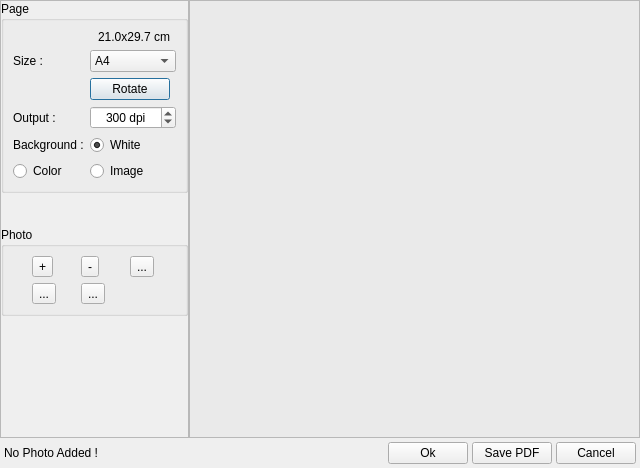
Above: src/collage_dialog.ui from ksharindam/photoquick before the change. Below: the same form after it.
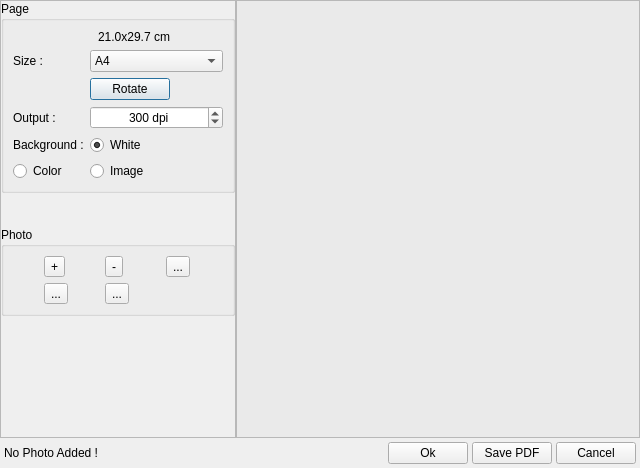
That is the form after the change. Icons and pictures are not drawn.

Commit message: fix deprecated enum in collage-dialog.ui

Patch:
```diff
--- a/src/collage_dialog.ui
+++ b/src/collage_dialog.ui
@@ -80,7 +80,7 @@
          <item row="1" column="1" colspan="2">
           <widget class="QComboBox" name="pageSizeCombo">
            <property name="sizeAdjustPolicy">
-            <enum>QComboBox::AdjustToMinimumContentsLength</enum>
+            <enum>QComboBox::AdjustToContents</enum>
            </property>
            <item>
             <property name="text">
@@ -339,8 +339,8 @@
        <rect>
         <x>0</x>
         <y>0</y>
-        <width>417</width>
-        <height>428</height>
+        <width>384</width>
+        <height>436</height>
        </rect>
       </property>
       <property name="styleSheet">
```
Left out of the diff: 6 changed lines with no effect on the pictures. The commit also changes 1 other file.
